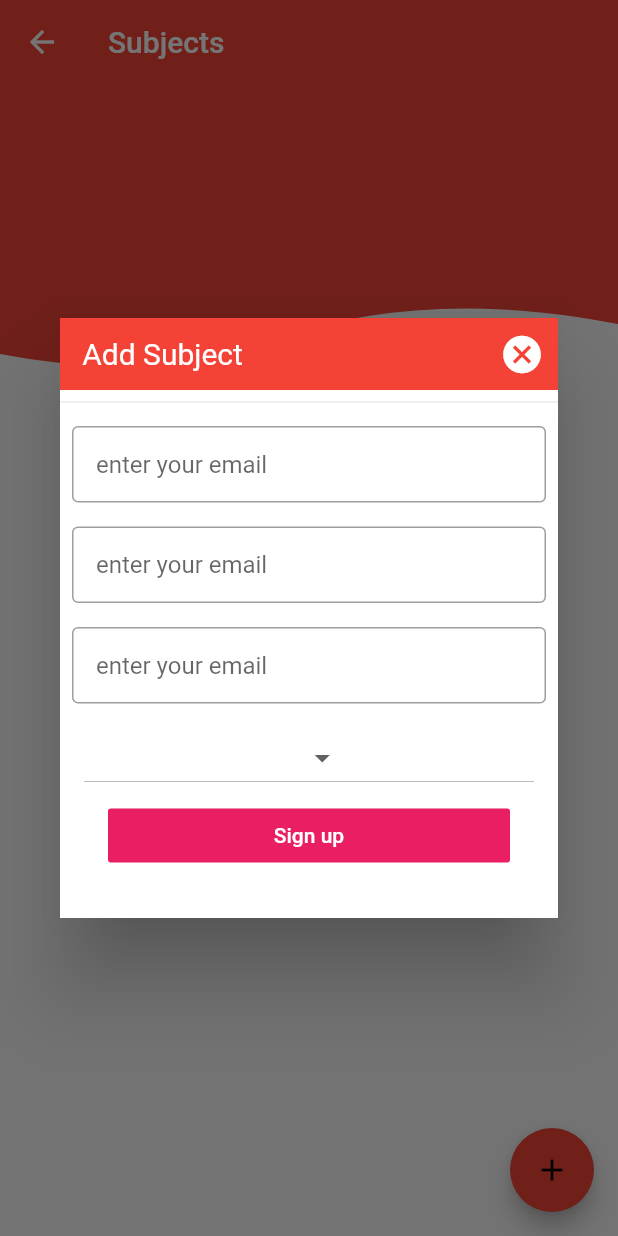
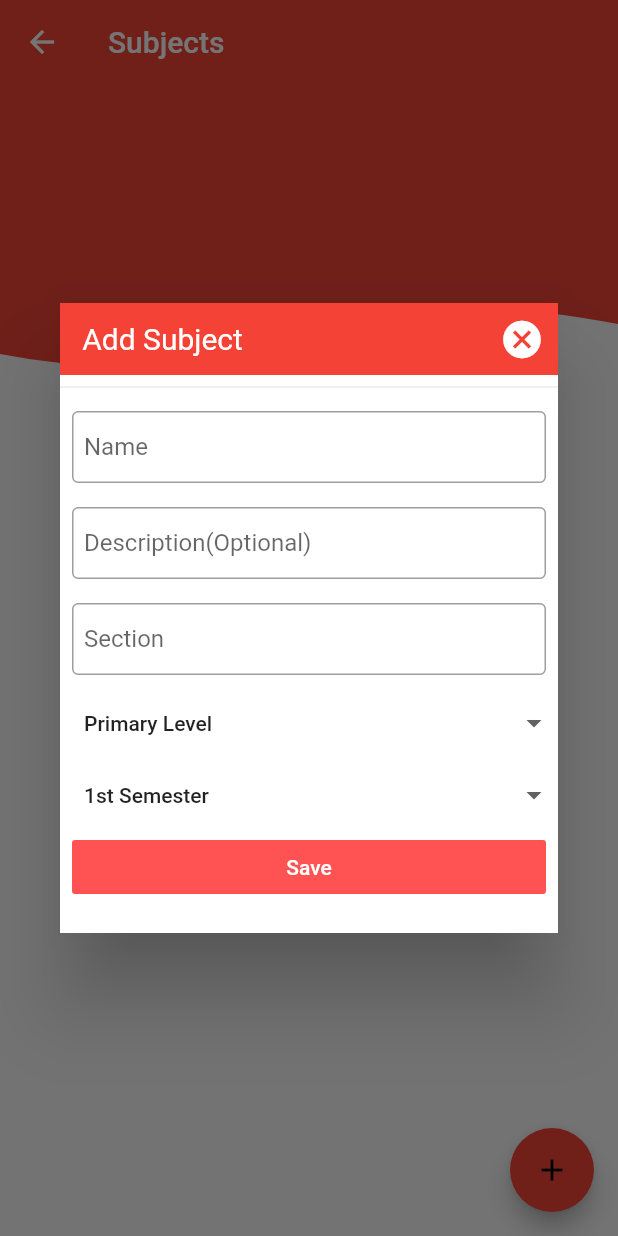
Before and after one commit to JazperT298/flutter_yestech, a Flutter app: the SubjectScreen screen opened directly, after a tap on the "add" icon, on a phone screen of 412 x 824 dp. Run offline on Flutter 3.47's test engine with Material 2 defaults, Android fonts, the phone set to English and light mode, and no system bars; our stand-ins replace cached_network_image, cloud_firestore, firebase_auth, firebase_database, firebase_storage, flutter_custom_clippers and 8 more; missing offline and left inert: animator; accounts and stored records are empty; generated files the repository leaves out were written again; statements that could not run were skipped.

Commit message:
add subject model and prepare for API

```diff
--- a/lib/models/subject/subject.dart
+++ b/lib/models/subject/subject.dart
@@ -2,67 +2,77 @@ import 'package:json_annotation/json_annotation.dart';
 
 @JsonSerializable()
 class Subject extends Object with _$SubjectSerializerMixin{
-  final String id;
-  final String level;
+  final String subj_id;
+  final String subj_level;
   final String user_id;
-  final String section;
-  final String title;
-  final String description;
-  final String semester;
-  final String school_year;
-  final String image;
-  final String code;
-  final String user_firstname;
-  final String user_lastname;
-  final String stud_count;
+  final String user_token;
+  final String subj_section;
+  final String subj_title;
+  final String subj_description;
+  final String subj_semester;
+  final String subj_school_year;
+  final String subj_file;
+  final String subj_code;
+  final String subj_is_deleted;
 
   Subject({
-    this.id, this.level, this.user_id, this.section, this.title, this.description, this.semester, this.school_year, this.image, this.code, this.user_firstname, this.user_lastname, this.stud_count
+    this.subj_id,
+    this.subj_level,
+    this.user_id,
+    this.user_token,
+    this.subj_section,
+    this.subj_title,
+    this.subj_description,
+    this.subj_semester,
+    this.subj_school_year,
+    this.subj_file,
+    this.subj_code,
+    this.subj_is_deleted
   });
   factory Subject.fromJson(Map<String, dynamic> json) {
     return new Subject(
-        level: json['level'] ,
+        subj_id: json['subj_id'],
+        subj_level: json['subj_level'] ,
         user_id: json['user_id'] ,
-        section: json['section'],
-        title: json['title'],
-        description: json['description'],
-        semester: json['semester'] ,
-        school_year: json['school_year'] ,
-        image: json['image']  ,
-        code: json['code'],
-        user_firstname: json['user_firstname'] ,
-        user_lastname: json['user_lastname'],
-        stud_count: json['stud_count']
+        user_token: json['user_token'],
+        subj_section: json['subj_section'],
+        subj_title: json['subj_title'],
+        subj_description: json['subj_description'],
+        subj_semester: json['subj_semester'] ,
+        subj_school_year: json['subj_school_year'] ,
+        subj_file: json['subj_file']  ,
+        subj_code: json['subj_code'],
+        subj_is_deleted: json['subj_is_deleted']
     );
   }
 }
 
 abstract class _$SubjectSerializerMixin {
-  String get level;
+  String get subj_id;
+  String get subj_level;
   String get user_id;
-  String get section;
-  String get title;
-  String get description;
-  String get semester;
-  String get school_year;
-  String get image;
-  String get code;
-  String get user_firstname;
-  String get user_lastname;
-  String get stud_count;
+  String get user_token;
+  String get subj_section;
+  String get subj_title;
+  String get subj_description;
+  String get subj_semester;
+  String get subj_school_year;
+  String get subj_file;
+  String get subj_code;
+  String get subj_is_deleted;
 
   Map<String, dynamic> toJson() => <String, dynamic>{
-    'level': level,
+    'subj_id': subj_id,
+    'subj_level': subj_level,
     'user_id': user_id,
-    'section': section,
-    'title': title,
-    'description': description,
-    'semester': semester,
-    'school_year': school_year,
-    'image': image,
-    'code': code,
-    'user_firstname': user_firstname,
-    'user_lastname': user_lastname,
-    'stud_count': stud_count
+    'user_token': user_token,
+    'subj_section': subj_section,
+    'subj_title': subj_title,
+    'subj_description': subj_description,
+    'subj_semester': subj_semester,
+    'subj_school_year': subj_school_year,
+    'subj_file': subj_file,
+    'subj_code': subj_code,
+    'subj_is_deleted': subj_is_deleted
   };
 }
--- a/lib/utils/constant.dart
+++ b/lib/utils/constant.dart
@@ -42,6 +42,12 @@ class EventConstants {
   static const int CHANGE_PASSWORD_SUCCESSFUL = 505;
   static const int CHANGE_PASSWORD_UN_SUCCESSFUL = 506;
   static const int INVALID_OLD_PASSWORD = 507;
+
+  static const int ADD_SUBJECT_SUCCESSFUL = 508;
+  static const int ADD_SUBJECT_UN_SUCCESSFUL = 509;
+  static const int SUBJECT_ALREADY_REGISTERED = 510;
+  static const int DELETE_SUBJECT_SUCCESSFUL = 511;
+  static const int DELETE_SUBJECT_UN_SUCCESSFUL = 512;
 }
 
 class APIResponseCode {
--- a/lib/widgets/dashboard/subjects/subject_screen.dart
+++ b/lib/widgets/dashboard/subjects/subject_screen.dart
@@ -17,13 +17,15 @@ class _SubjectScreenState extends State<SubjectScreen> {
 
   static var _levels = ['Primary Level', 'Secondary Level', 'Tertiary Level'];
 
-  static var _tertiary = ['First Semester', 'Second Semester', 'Summer'];
-
   Subject subject;
   TextEditingController titleController = TextEditingController();
   TextEditingController descriptionController = TextEditingController();
   TextEditingController sectionController = TextEditingController();
 
+  String name = "", description = "", section = "", level = "", semester = "", schoolYear = "";
+
+  String dropDownLevel= 'Primary Level';
+  String dropDownTertiary = '1st Semester';
   @override
   Widget build(BuildContext context) {
 
@@ -64,7 +66,7 @@ class _SubjectScreenState extends State<SubjectScreen> {
 
   _addSubjectDialog( BuildContext context ) {
 
-    TextStyle textStyle = Theme.of(context).textTheme.title;
+    TextStyle textStyle = Theme.of(context).textTheme.body2;
     return showDialog(
         context: context,
         builder: (BuildContext context) {
@@ -73,7 +75,7 @@ class _SubjectScreenState extends State<SubjectScreen> {
                 borderRadius:
                 BorderRadius.circular(0.0)), //this right here
             child: Container(
-              height: 400,
+              height: 420,
               child: Padding(
                 padding: const EdgeInsets.all(0.0),
                 child: Column(
@@ -102,9 +104,9 @@ class _SubjectScreenState extends State<SubjectScreen> {
                         decoration: InputDecoration(
                           border: OutlineInputBorder(),
                           contentPadding: const EdgeInsets.all(
-                            16.0,
+                            8.0,
                           ),
-                          hintText: "enter your email",
+                          hintText: "Name",
                         ),
                       ),
                     ),
@@ -114,9 +116,9 @@ class _SubjectScreenState extends State<SubjectScreen> {
                         decoration: InputDecoration(
                           border: OutlineInputBorder(),
                           contentPadding: const EdgeInsets.all(
-                            16.0,
+                            8.0,
                           ),
-                          hintText: "enter your email",
+                          hintText: "Description(Optional)",
                         ),
                       ),
                     ),
@@ -126,14 +128,18 @@ class _SubjectScreenState extends State<SubjectScreen> {
                         decoration: InputDecoration(
                           border: OutlineInputBorder(),
                           contentPadding: const EdgeInsets.all(
-                            16.0,
+                            8.0,
                           ),
-                          hintText: "enter your email",
+                          hintText: "Section",
                         ),
                       ),
                     ),
-                    ListTile(
-                      title: DropdownButton(
+                    Container(
+                      width: 350.0,
+                      child: DropdownButtonHideUnderline(
+                        child: ButtonTheme(
+                          alignedDropdown: true,
+                          child: DropdownButton(
                             items: _levels.map((String dropDownStringItem){
                               return DropdownMenuItem<String>(
                                 value: dropDownStringItem,
@@ -141,7 +147,7 @@ class _SubjectScreenState extends State<SubjectScreen> {
                               );
                             }).toList(),
                             style: textStyle,
-                        //value: getLevelAsString(note.priority),
+                            value: dropDownLevel,
                             onChanged: (valueSelectedByUser) {
                               setState(() {
                                 debugPrint('User selected $valueSelectedByUser');
@@ -150,18 +156,45 @@ class _SubjectScreenState extends State<SubjectScreen> {
                             },
                           ),
                         ),
+                      ),
+                    ),
+                    Container(
+                      width: 350.0,
+                      child: DropdownButtonHideUnderline(
+                        child: ButtonTheme(
+                          alignedDropdown: true,
+                          child: DropdownButton<String> (
+                            value: dropDownTertiary,
+                            onChanged: (valueSelectedByUser1) {
+                              setState(() {
+                                debugPrint('User selected $valueSelectedByUser1');
+                                updateLevelAsInt(valueSelectedByUser1);
+                              });
+                            },
+                            items: <String> ['1st Semester', '2nd Semester', 'Summer']
+                              .map<DropdownMenuItem<String>>((String value){
+                              return DropdownMenuItem<String>(
+                                value: value,
+                                child: Text(value),
+                              );
+                            }).toList(),
+                            style: textStyle,
+                          ),
+                        ),
+                      ),
+                    ),
                     Container(
                       width: double.infinity,
                       padding: const EdgeInsets.symmetric(
-                        horizontal: 32.0,
+                        horizontal: 8.0,
                       ),
                       child: RaisedButton(
                         elevation: 0,
                         highlightElevation: 0,
                         textColor: Colors.white,
-                        color: Colors.pink,
+                        color: Colors.redAccent,
                         onPressed: (){},
-                        child: Text("Sign up"),
+                        child: Text("Save"),
                       ),
                     ),
                     const SizedBox(height: 10.0),
@@ -202,4 +235,33 @@ class _SubjectScreenState extends State<SubjectScreen> {
     }
     return levels;
   }
+
+  void updateTertiaryAsInt(String value) {
+    switch (value) {
+      case 'First Semester':
+      //subject.level = 1 ;
+        break;
+      case 'Second Semester':
+      //subject.level = 2;
+        break;
+      case 'Summer':
+      //subject.level = 3;
+        break;
     }
+  }
+//  String getTertiaryAsString(int value) {
+//    String tertiary;
+//    switch (value) {
+//      case 1:
+//        tertiary = _tertiary[0];
+//        break;
+//      case 2:
+//        tertiary = _tertiary[1];
+//        break;
+//      case 3:
+//        tertiary = _tertiary[2];
+//        break;
+//    }
+//    return tertiary;
+//  }
+}
```
Also changed, not shown: lib/providers/database_provider.dart (added, +48 -0 lines), lib/providers/subject_provider.dart (added, +141 -0 lines). Lines whose indentation alone changed are shown as unchanged.
